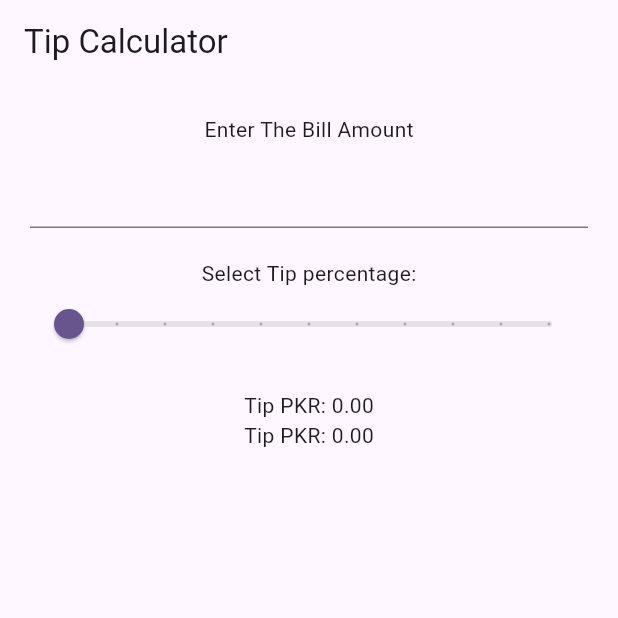
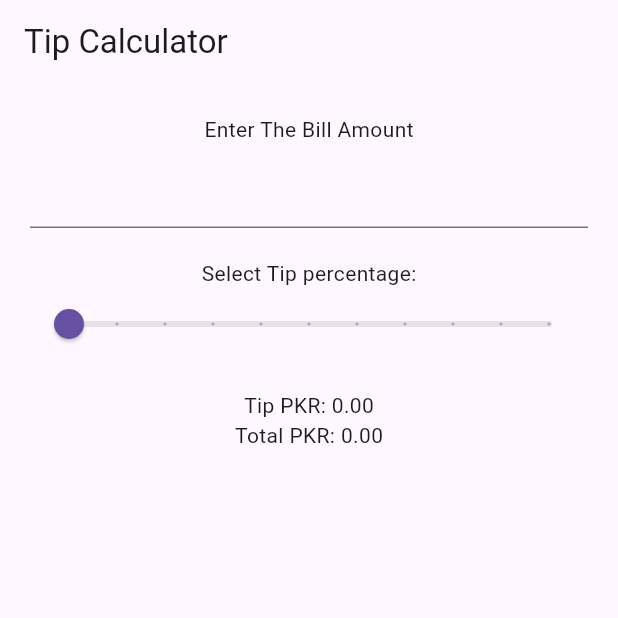
Before and after one commit to Bisma-Baloch/The-Flutter-Way, a Flutter app: the CalculatorTipScreen screen opened directly, on a phone screen of 412 x 824 dp, the top half of it. Run offline on Flutter 3.47's test engine with Material 3 defaults, Android fonts, the phone set to English and light mode, and no system bars.

Commit message:
Add provider Functionality

```diff
--- a/lib/main.dart
+++ b/lib/main.dart
@@ -1,8 +1,9 @@
 import 'package:flutter/material.dart';
 import 'package:the_flutter_way/app/grocery_list_app.dart';
+import 'package:the_flutter_way/app/tip_calculator_app.dart';
 
 void main() {
-  runApp(const MyApp());
+  runApp(const CalculatorTipApp());
 }
 
 class MyApp extends StatelessWidget {
--- a/lib/screens/grocery_list_screen.dart
+++ b/lib/screens/grocery_list_screen.dart
@@ -133,6 +133,7 @@ class GroceryDetailScreen extends StatelessWidget {
                 Text('Description: ${groceryItem.description}'),
                 const SizedBox(height: 8),
                 Text('Price: PKR ${groceryItem.price}'),
+                ElevatedButton(onPressed: () {}, child: Text('Add to cart'))
               ],
             )));
   }
--- a/lib/screens/tip_calculator_screen.dart
+++ b/lib/screens/tip_calculator_screen.dart
@@ -1,65 +1,60 @@
 import 'package:flutter/material.dart';
+import 'package:provider/provider.dart';
+import 'package:the_flutter_way/models/tip_calculator_model.dart';
 
 class CalculatorTipScreen extends StatefulWidget {
+  const CalculatorTipScreen({super.key});
+
   @override
   State<CalculatorTipScreen> createState() => _CalculatorTipScreenState();
 }
 
 class _CalculatorTipScreenState extends State<CalculatorTipScreen> {
-  double tipPercentage = 0;
-  double billAmount = 0;
-  double tipAmount = 0;
-  double totalAmount = 0;
-
   @override
   Widget build(BuildContext context) {
+    TipCalculatorProvider tipProvider =
+        Provider.of<TipCalculatorProvider>(context);
+
     return Scaffold(
       appBar: AppBar(title: const Text('Tip Calculator')),
-      body: _buildMainWidget(context),
+      body: _buildMainWidget(context, tipProvider),
     );
   }
 
-  Widget _buildMainWidget(BuildContext context) {
+  Widget _buildMainWidget(
+      BuildContext context, TipCalculatorProvider tipProvider) {
     return Container(
-      padding: EdgeInsets.all(20),
+      padding: const EdgeInsets.all(20),
       child: Column(
         children: [
-          Text("Enter The Bill Amount"),
-          SizedBox(
+          const Text("Enter The Bill Amount"),
+          const SizedBox(
             height: 8,
           ),
           TextField(
               keyboardType: TextInputType.number,
               onChanged: (value) {
                 setState(() {
-                  billAmount = double.parse(value);
+                  tipProvider.setBillAmount(double.parse(value));
                 });
               }),
-          SizedBox(
+          const SizedBox(
             height: 20,
           ),
-          Text("Select Tip percentage:"),
+          const Text("Select Tip percentage:"),
           Slider(
-              value: tipPercentage,
+              value: tipProvider.tipPercentage,
               max: 30,
               divisions: 10,
-              label: '${tipPercentage.toInt()}%',
+              label: '${tipProvider.tipPercentage.toInt()}%',
               onChanged: (double value) {
-                setState(() {
-                  tipPercentage = value;
-                  calculateTipAmount();
-                });
+                tipProvider.setTipPercentage(value);
               }),
-          SizedBox(height: 20),
-          Text("Tip PKR: ${tipAmount.toStringAsFixed(2)}"),
-          Text("Tip PKR: ${totalAmount.toStringAsFixed(2)}"),
+          const SizedBox(height: 20),
+          Text("Tip PKR: ${tipProvider.tipAmount.toStringAsFixed(2)}"),
+          Text("Total PKR: ${tipProvider.totalAmount.toStringAsFixed(2)}"),
         ],
       ),
     );
   }
-
-  void calculateTipAmount() {
-    tipAmount = (billAmount * tipPercentage) / 100;
-    totalAmount = billAmount + tipAmount;
-  }
 }
--- a/pubspec.yaml
+++ b/pubspec.yaml
@@ -30,7 +30,7 @@ environment:
 dependencies:
   flutter:
     sdk: flutter
-
+  provider: ^5.0.0
   # The following adds the Cupertino Icons font to your application.
   # Use with the CupertinoIcons class for iOS style icons.
   cupertino_icons: ^1.0.2
@@ -58,7 +58,7 @@ flutter:
 
   # To add assets to your application, add an assets section, like this:
   assets:
-  - assets/images/
+    - assets/images/
 
   # An image asset can refer to one or more resolution-specific "variants", see
   # https://flutter.dev/assets-and-images/#resolution-aware
```
Also changed, not shown: lib/app/tip_calculator_app.dart (+10 -4 lines), lib/models/tip_calculator_model.dart (added, +25 -0 lines), pubspec.lock.
